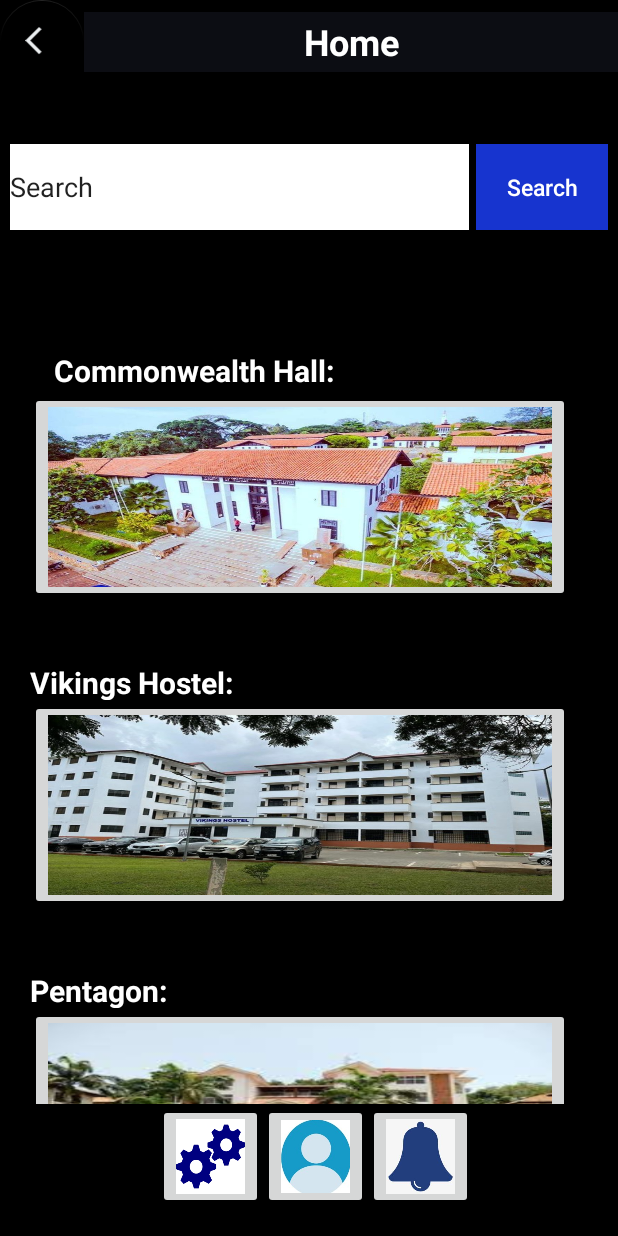
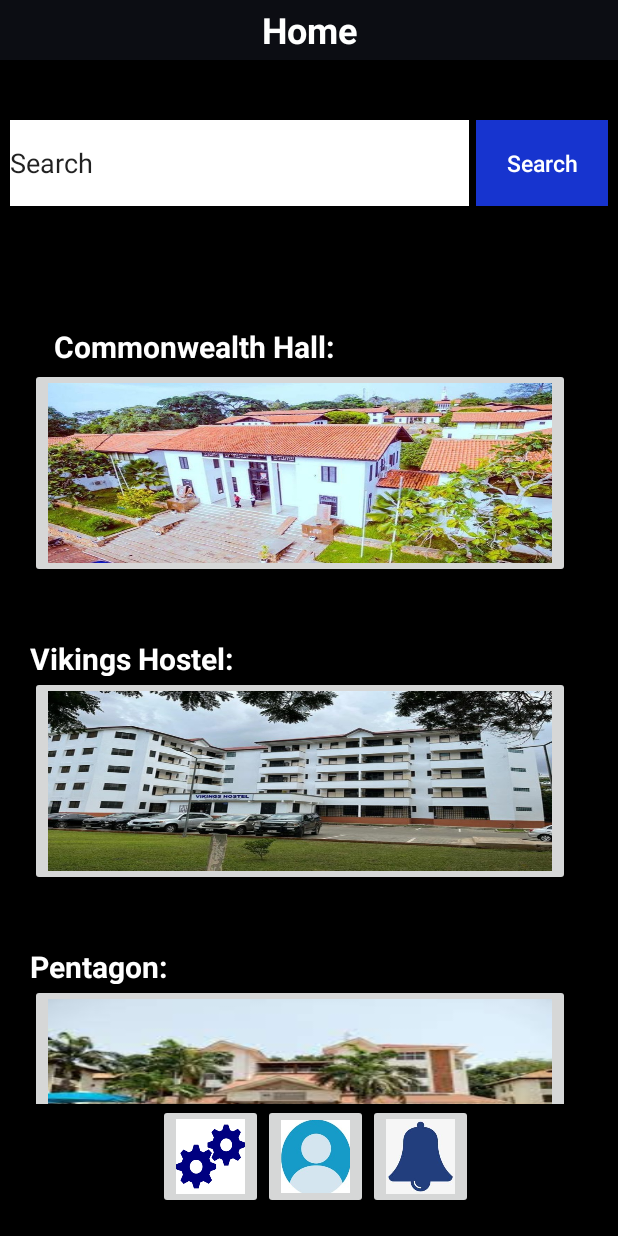
Before and after one commit to dcit202Andriod/GROUP13, an Android app: the Homepage screen opened directly, with no data from a screen before it, on a phone screen of 412 x 824 dp. Run offline under Robolectric (Android 15) with nearby library versions, the phone set to English and light mode, and no system bars.

```diff
--- a/app/src/main/res/layout/activity_homescreen1001.xml
+++ b/app/src/main/res/layout/activity_homescreen1001.xml
@@ -13,16 +13,7 @@
         app:layout_constraintTop_toTopOf="parent"
         app:layout_constraintStart_toStartOf="parent">
 
-        <com.google.android.material.floatingactionbutton.FloatingActionButton
-            android:id="@+id/floatingActionButton2"
-            android:layout_width="wrap_content"
-            android:layout_height="200dp"
-            android:clickable="true"
-            app:layout_constraintTop_toTopOf="parent"
-            app:backgroundTint="@color/black"
-            app:srcCompat="@drawable/back"
-            app:layout_constraintStart_toStartOf="parent"
-            tools:layout_editor_absoluteX="1dp" />
+
         <TextView
             android:id="@+id/titlebar"
             android:layout_width="match_parent"
--- a/app/src/main/res/layout/activity_pent_des.xml
+++ b/app/src/main/res/layout/activity_pent_des.xml
@@ -21,6 +21,7 @@
             app:layout_constraintTop_toTopOf="parent"
             app:backgroundTint="@color/white"
             app:srcCompat="@drawable/backw"
+
             app:elevation="0dp"
             app:layout_constraintStart_toStartOf="parent"
             tools:layout_editor_absoluteX="1dp" />
```
